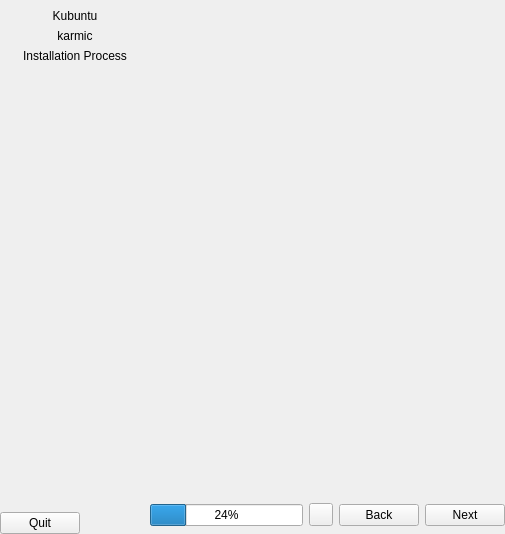
Before: the Qt Designer form gui/qt/app.ui in 2bdkid/ubiquity, drawn with Qt 5.
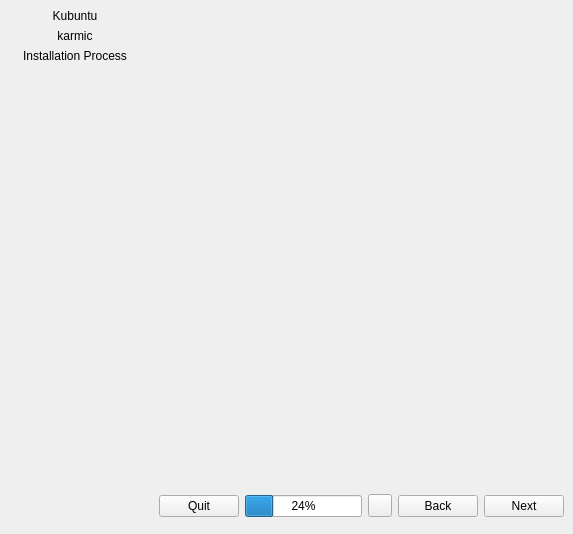
After: the same form once the commit is applied.

```diff
--- a/gui/qt/app.ui
+++ b/gui/qt/app.ui
@@ -6,7 +6,7 @@
    <rect>
     <x>0</x>
     <y>0</y>
-    <width>505</width>
+    <width>573</width>
     <height>534</height>
    </rect>
   </property>
@@ -29,10 +29,7 @@
         <verstretch>0</verstretch>
        </sizepolicy>
       </property>
-      <layout class="QHBoxLayout" name="horizontalLayout">
-       <property name="margin">
-        <number>0</number>
-       </property>
+      <layout class="QHBoxLayout" name="horizontalLayout_8">
        <item>
         <widget class="QStackedWidget" name="progress_stack">
          <property name="sizePolicy">
@@ -46,6 +43,16 @@
            <property name="margin">
             <number>0</number>
            </property>
+           <item>
+            <widget class="QPushButton" name="quit">
+             <property name="text">
+              <string>Quit</string>
+             </property>
+             <property name="autoDefault">
+              <bool>true</bool>
+             </property>
+            </widget>
+           </item>
            <item>
             <widget class="QProgressBar" name="progressBar">
              <property name="value">
@@ -224,29 +231,6 @@
           <property name="margin">
            <number>0</number>
           </property>
-          <item>
-           <widget class="QPushButton" name="quit">
-            <property name="text">
-             <string>Quit</string>
-            </property>
-            <property name="autoDefault">
-             <bool>true</bool>
-            </property>
-           </widget>
-          </item>
-          <item>
-           <spacer name="horizontalSpacer">
-            <property name="orientation">
-             <enum>Qt::Horizontal</enum>
-            </property>
-            <property name="sizeHint" stdset="0">
-             <size>
-              <width>40</width>
-              <height>20</height>
-             </size>
-            </property>
-           </spacer>
-          </item>
          </layout>
         </widget>
        </item>
```
